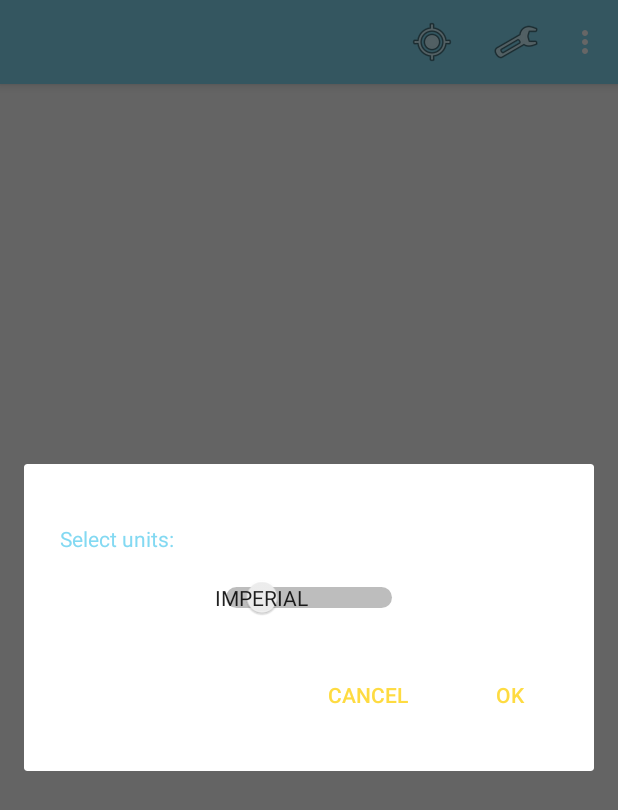
After one commit to IrinaKolobova/WeatherApp, an Android app: the fragment SettingsDialog placed in its activity, on a phone screen of 412 x 824 dp. The commit adds this screen. Shown: the top 810 px of the screen. Run offline under Robolectric (Android 15) with nearby library versions, the phone set to English and light mode, and no system bars; our stand-ins replace Picasso; pictures from the network do not load; 1 statement that could not run was skipped.

Commit message:
Create menu

```diff
--- /dev/null
+++ b/app/src/main/java/com/ivk/weatherapp/LocationChangeDialog.kt
@@ -0,0 +1,4 @@
+package com.ivk.weatherapp
+
+class LocationChangeDialog {
+}
--- a/app/src/main/java/com/ivk/weatherapp/MainActivity.kt
+++ b/app/src/main/java/com/ivk/weatherapp/MainActivity.kt
@@ -3,6 +3,7 @@ package com.ivk.weatherapp
 import android.Manifest
 import android.annotation.SuppressLint
 import android.content.Context
+import android.content.Intent
 import android.content.pm.PackageManager
 import android.location.Geocoder
 import android.location.Location
@@ -11,6 +12,8 @@ import android.net.Uri
 import android.os.Bundle
 import android.os.Looper
 import android.util.Log
+import android.view.Menu
+import android.view.MenuItem
 import android.view.View
 import android.widget.Toast
 import androidx.appcompat.app.AppCompatActivity
@@ -28,6 +31,9 @@ import kotlin.collections.ArrayList
 //TODO: add settings
 //TODO: add option to select city and units
 //TODO: open detailed view when user click once
+//TODO: check if location is enabled on the phone
+//TODO: make animated icons
+//TODO: make location title run through toolbar like message in the bus
 
 private const val TAG = "MainActivity"
 private val weatherRVAdapter = WeatherRVAdapter(ArrayList())
@@ -41,10 +47,10 @@ class MainActivity : AppCompatActivity(), GetRawData.OnDownloadComplete,
         "https://api.openweathermap.org/data/2.5/onecall"
     private val PERMISSION_ID = 1010
 
-    private val units: String = "imperial"
     private var latitude: String = "0.0"
     private var longitude: String = "0.0"
-    private var locationName: String = " "
+    private lateinit var units: String
+    private lateinit var locationName: String
     private lateinit var swipeLayout: SwipeRefreshLayout
     private lateinit var fusedLocationProviderClient: FusedLocationProviderClient
     private lateinit var locationRequest: LocationRequest
@@ -56,6 +62,8 @@ class MainActivity : AppCompatActivity(), GetRawData.OnDownloadComplete,
         setContentView(R.layout.activity_main)
         setSupportActionBar(toolbar)
         supportActionBar?.setDisplayShowTitleEnabled(false)
+        units = getString(R.string.imperial)
+        locationName = getString(R.string.location_unavailable)
 
         setRecyclerView()
 
@@ -153,17 +161,17 @@ class MainActivity : AppCompatActivity(), GetRawData.OnDownloadComplete,
     }
 
     private val locationCallback = object : LocationCallback() {
-        override fun onLocationResult(p0: LocationResult) {
+        override fun onLocationResult(locationResult: LocationResult) {
             Log.d(TAG, "locationCallback: onLocationResult started")
-            val lastLocation = p0.lastLocation
-            Log.d(TAG, "locationCallback: latitude = $latitude, longitude = $longitude")
+            val newLocation = locationResult.locations[0]
+            Log.d(TAG, "locationCallback: before setting new data latitude = $latitude, longitude = $longitude")
             // set new location
-            latitude = lastLocation.latitude.toString()
-            longitude = lastLocation.longitude.toString()
-            locationName = getLocationName(lastLocation.latitude, lastLocation.longitude)
+            latitude = newLocation.latitude.toString()
+            longitude = newLocation.longitude.toString()
+            locationName = getLocationName(newLocation.latitude, newLocation.longitude)
             Log.d(
                 TAG,
-                "getLastLocation: new location were set \nlatitude = $latitude, longitude = $longitude"
+                "getLastLocation: new location were set latitude = $latitude, longitude = $longitude"
             )
             requestAPI()
         }
@@ -284,4 +292,48 @@ class MainActivity : AppCompatActivity(), GetRawData.OnDownloadComplete,
         return "$cityName, $stateName"
     }
 
+    override fun onCreateOptionsMenu(menu: Menu): Boolean {
+        // Inflate the menu; this adds items to the action bar if it is present.
+        menuInflater.inflate(R.menu.menu_main, menu)
+//
+//        if (BuildConfig.DEBUG) {
+//            val generate = menu.findItem(R.id.menumain_generate)
+//            generate.isVisible = true
+//        }
+
+        return true
+    }
+
+    override fun onOptionsItemSelected(item: MenuItem): Boolean {
+        // Handle action bar item clicks here. The action bar will
+        // automatically handle clicks on the Home/Up button, so long
+        // as you specify a parent activity in AndroidManifest.xml.
+        when (item.itemId) {
+            R.id.menumain_changeLocation -> {
+                val dialog = LocationChangeDialog()
+                //dialog.show(supportFragmentManager, null)
+            }
+            R.id.menumain_settings -> {
+                val dialog = SettingsDialog()
+                dialog.show(supportFragmentManager, null)
+            }
+            //R.id.menumain_about -> showAboutDialog()
+//            android.R.id.home -> {
+//                Log.d(TAG, "onOptionsItemSelected: home button pressed")
+//                val fragment = findFragmentById(R.id.task_details_container)
+////                removeEditPane(fragment)
+//                if ((fragment is AddEditFragment) && fragment.isDirty()) {
+//                    showConfirmationDialog(DIALOG_ID_CANCEL_EDIT,
+//                        getString(R.string.cancelEDitDiag_message),
+//                        R.string.cancelEditDiag_positive_caption,
+//                        R.string.cancelEditDiag_negative_caption)
+//                } else {
+//                    removeEditPane(fragment)
+//                }
+//            }
+        }
+        return super.onOptionsItemSelected(item)
+    }
+
+
 }
--- /dev/null
+++ b/app/src/main/java/com/ivk/weatherapp/SettingsDialog.kt
@@ -0,0 +1,97 @@
+package com.ivk.weatherapp
+
+import android.os.Bundle
+import android.util.Log
+import android.view.LayoutInflater
+import android.view.View
+import android.view.ViewGroup
+import androidx.appcompat.app.AppCompatDialogFragment
+import androidx.preference.PreferenceManager.getDefaultSharedPreferences
+import kotlinx.android.synthetic.main.settings_dialog.*
+
+private const val TAG = "SettingsDialog"
+// TODO: add dialog to MainActivity
+const val SETTINGS_UNITS_IMPERIAL = "fahrenheit"
+const val SETTINGS_UNITS_METRIC = "celsius"
+
+@Suppress("DEPRECATION")
+class SettingsDialog: AppCompatDialogFragment() {
+
+    //default units are imperial
+    private val defaultUnits = SETTINGS_UNITS_IMPERIAL
+    private var units = defaultUnits
+
+    override fun onCreate(savedInstanceState: Bundle?) {
+        Log.d(TAG, "onCreate: called")
+        super.onCreate(savedInstanceState)
+        //setStyle(STYLE_NORMAL, R.style.SettingsDialogStyle)
+        retainInstance = true
+    }
+
+    override fun onCreateView(
+        inflater: LayoutInflater,
+        container: ViewGroup?,
+        savedInstanceState: Bundle?
+    ): View? {
+        Log.d(TAG, "onCreateView: called")
+        return inflater.inflate(R.layout.settings_dialog, container, false)
+    }
+
+    override fun onViewCreated(view: View, savedInstanceState: Bundle?) {
+        Log.d(TAG, "onViewCreated: called")
+        super.onViewCreated(view, savedInstanceState)
+
+        dialog?.setTitle(R.string.menumain_settings)
+
+        switch_units.setOnCheckedChangeListener { buttonView, isChecked ->
+            units = if (isChecked) {
+                // The switch is enabled/checked: set imperial units
+                SETTINGS_UNITS_IMPERIAL
+            } else {
+                // The switch is disabled: set metric units
+                SETTINGS_UNITS_METRIC
+            }
+        }
+
+        settings_okButton.setOnClickListener{
+            saveValues()
+            dismiss()
+        }
+
+        settings_cancelButton.setOnClickListener{ dismiss()}
+    }
+
+    override fun onViewStateRestored(savedInstanceState: Bundle?) {
+        Log.d(TAG, "onViewStateRestored: called")
+
+        super.onViewStateRestored(savedInstanceState)
+        if (savedInstanceState == null) {
+            readValues()
+            //TODO: add code here
+        }
+    }
+
+    private fun readValues() {
+        with(getDefaultSharedPreferences(context)) {
+            units = getString(SETTINGS_UNITS_IMPERIAL, defaultUnits).toString()
+        }
+        Log.d(TAG, "Retrieving units = $units")
+    }
+
+    private fun saveValues() {
+        val newUnits = switch_units.text
+        Log.d(TAG, "Saving units = $newUnits")
+
+        with(getDefaultSharedPreferences(context).edit()) {
+            if (newUnits != units) {
+                putString(SETTINGS_UNITS_IMPERIAL, newUnits.toString())
+            }
+            apply()
+        }
+    }
+
+    override fun onDestroy() {
+        Log.d(TAG, "onDestroy: called")
+        super.onDestroy()
+    }
+}
--- /dev/null
+++ b/app/src/main/res/layout/settings_dialog.xml
@@ -0,0 +1,56 @@
+<?xml version="1.0" encoding="utf-8"?>
+<androidx.constraintlayout.widget.ConstraintLayout xmlns:android="http://schemas.android.com/apk/res/android"
+    xmlns:app="http://schemas.android.com/apk/res-auto"
+    xmlns:tools="http://schemas.android.com/tools"
+    android:layout_width="match_parent"
+    android:layout_height="wrap_content"
+    android:padding="?attr/dialogPreferredPadding">
+
+    <TextView
+        android:id="@+id/selectUnitsTitle"
+        android:layout_width="wrap_content"
+        android:layout_height="wrap_content"
+        android:layout_marginTop="16dp"
+        android:ems="35"
+        android:text="@string/settingsSelectUnitsTitle"
+        android:textColor="@color/colorPrimary"
+        app:layout_constraintStart_toStartOf="parent"
+        app:layout_constraintTop_toTopOf="parent" />
+
+    <!-- https://stackoverflow.com/questions/52064205/how-to-set-width-and-track-text-in-a-switch-switchcompat-button-and-achieve-this/52075815 -->
+
+
+    <Switch
+        android:id="@+id/switch_units"
+        android:layout_width="wrap_content"
+        android:layout_height="wrap_content"
+        android:layout_marginTop="16dp"
+        android:showText="true"
+        android:textOff="@string/imperial"
+        android:textOn="@string/metric"
+        app:layout_constraintEnd_toEndOf="parent"
+        app:layout_constraintStart_toStartOf="parent"
+        app:layout_constraintTop_toBottomOf="@+id/selectUnitsTitle" />
+
+    <Button
+        android:id="@+id/settings_cancelButton"
+        style="?attr/buttonBarNegativeButtonStyle"
+        android:layout_width="wrap_content"
+        android:layout_height="wrap_content"
+        android:layout_marginTop="24dp"
+        android:layout_marginEnd="24dp"
+        android:text="@string/cancel"
+        app:layout_constraintEnd_toStartOf="@+id/settings_okButton"
+        app:layout_constraintTop_toBottomOf="@+id/switch_units" />
+
+    <Button
+        android:id="@+id/settings_okButton"
+        style="?attr/buttonBarPositiveButtonStyle"
+        android:layout_width="wrap_content"
+        android:layout_height="wrap_content"
+        android:text="@string/ok"
+        app:layout_constraintBaseline_toBaselineOf="@+id/settings_cancelButton"
+        app:layout_constraintEnd_toEndOf="parent" />
+
+
+</androidx.constraintlayout.widget.ConstraintLayout>
--- /dev/null
+++ b/app/src/main/res/menu/menu_main.xml
@@ -0,0 +1,28 @@
+<menu xmlns:android="http://schemas.android.com/apk/res/android"
+    xmlns:app="http://schemas.android.com/apk/res-auto"
+    xmlns:tools="http://schemas.android.com/tools"
+    tools:context="com.ivk.tasktimer.MainActivity">
+
+    <item
+        android:id="@+id/menumain_changeLocation"
+        android:icon="@android:drawable/ic_menu_mylocation"
+        android:title="@string/location_icon"
+        android:orderInCategory="1"
+        app:showAsAction="always"/>
+
+    <item
+        android:id="@+id/menumain_settings"
+        android:icon="@android:drawable/ic_menu_preferences"
+        android:title="@string/menumain_settings"
+        android:orderInCategory="2"
+        app:showAsAction="ifRoom"/>
+    <!-- android:icon="@drawable/ic_settings_white_24dp" -->
+
+    <item
+        android:id="@+id/menumain_about"
+        android:icon="@android:drawable/ic_menu_info_details"
+        android:title="@string/menumain_about"
+        android:orderInCategory="3"
+        app:showAsAction="never" />
+
+</menu>
--- a/app/src/main/res/values/strings.xml
+++ b/app/src/main/res/values/strings.xml
@@ -9,8 +9,19 @@
     <string name="wind">Wind:</string>
     <string name="celsius">°C</string>
     <string name="fahrenheit">°F</string>
+    <string name="imperial">imperial</string>
+    <string name="metric">metric</string>
     <string name="miles_per_hour">m/h</string>
     <string name="location_icon">location icon</string>
     <string name="location_name">%1$s, %2$s</string>
+    <string name="menumain_changeLocation">Change location</string>
+    <string name="menumain_settings">Settings</string>
+    <string name="menumain_about">About App</string>
+    <string name="cancel">Cancel</string>
+    <string name="settingsSelectUnitsTitle">Select units:</string>
+    <string name="ok">OK</string>
+    <string name="location_unavailable">Please refresh the app</string>
+    <string name="enterLocation">Enter city and state or zip code:</string>
+    <string name="enterLocationHint"><![CDATA[city&state or zip]]></string>
 
 </resources>
```
Also changed, not shown: app/build.gradle (+4 -3 lines), app/src/main/res/layout/activity_main.xml (+0 -9 lines), app/src/main/res/layout/location_change_dialog.xml (added, +54 -0 lines).
